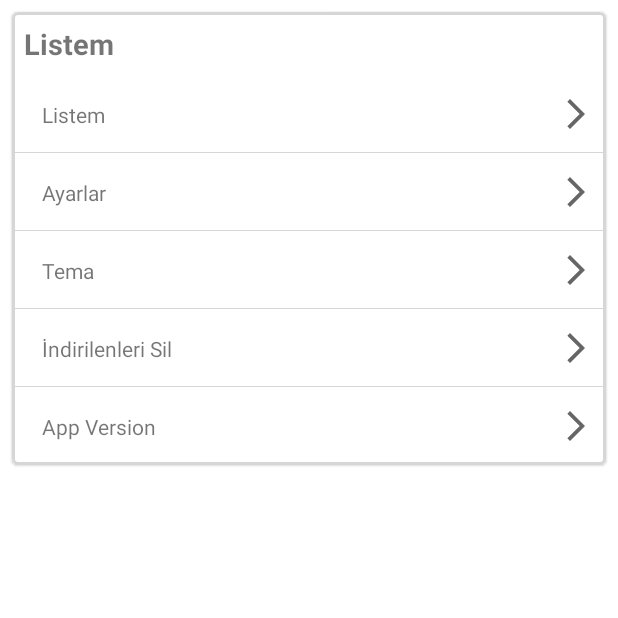
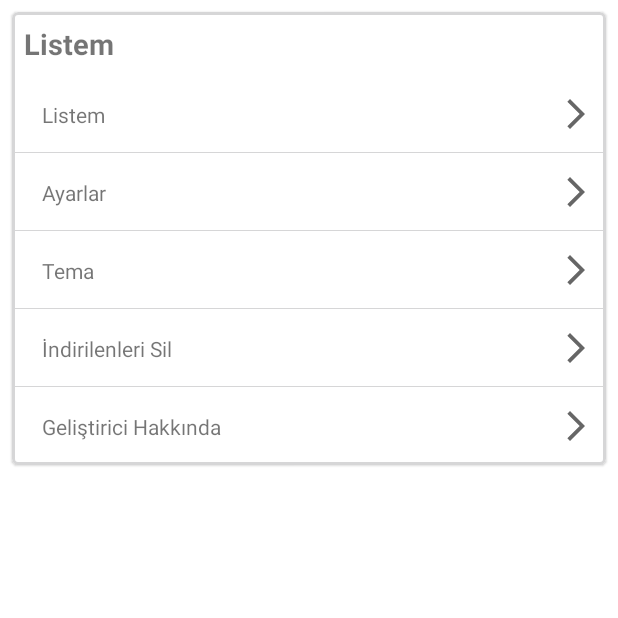
Before and after one commit to basarYargici/movie-hunt, an Android app: the OthersFragment screen opened through its navigation route, on a phone screen of 412 x 824 dp, the top half of it. Run offline under Robolectric (Android 15) with nearby library versions, the phone set to English and light mode, and no system bars; our stand-ins replace Dagger/Hilt's generated code, Shimmer, Timber, navigation-ui; network calls fail; 3 statements that could not run were skipped.

Commit message:
- Custom Chrome Tabs implemented for about section

```diff
--- a/app/build.gradle
+++ b/app/build.gradle
@@ -63,6 +63,7 @@ dependencies {
     implementation deps.TIMBER
     implementation deps.LIFECYCLE
     implementation deps.YOUTUBE_EXTRACTOR
+    implementation deps.CUSTOM_CHROME_TAB
     implementation deps.FIREBASE_ANALYTICS_KTX
     implementation deps.FIREBASE_STORAGE
     implementation platform(deps.FIREBASE_BOM)
--- a/app/src/main/java/com/basar/moviehunter/ui/others/OthersFragment.kt
+++ b/app/src/main/java/com/basar/moviehunter/ui/others/OthersFragment.kt
@@ -10,12 +10,13 @@ import com.basar.moviehunter.databinding.FragmentOthersBinding
 import com.basar.moviehunter.domain.uimodel.RowUI
 import com.basar.moviehunter.extension.observe
 import com.basar.moviehunter.ui.adapter.AdapterRow
+import com.basar.moviehunter.util.ConstantsHelper.WEBSITE_URL
 import com.basar.moviehunter.util.Receiver
 import dagger.hilt.android.AndroidEntryPoint
 
 @AndroidEntryPoint
 class OthersFragment : BaseFragment<FragmentOthersBinding>(), Receiver {
-    lateinit var rowAdapter: AdapterRow
+    private lateinit var rowAdapter: AdapterRow
     private val viewModel: OthersFragmentViewModel by viewModels()
 
     override fun inflateLayout(
@@ -43,13 +44,12 @@ class OthersFragment : BaseFragment<FragmentOthersBinding>(), Receiver {
                     resProvider.getString(R.string.delete_downloads) -> {
                         showToast(resProvider.getString(R.string.delete_downloads) + " clicked")
                     }
-                    resProvider.getString(R.string.app_version) -> {
-                        showToast(resProvider.getString(R.string.app_version) + " clicked")
+                    resProvider.getString(R.string.about) -> {
+                        openCustomTabWebpage(WEBSITE_URL)
                     }
                 }
             }
         }
-
 
         binding.rvItems.apply {
             adapter = rowAdapter
--- a/app/src/main/java/com/basar/moviehunter/ui/others/OthersFragmentViewModel.kt
+++ b/app/src/main/java/com/basar/moviehunter/ui/others/OthersFragmentViewModel.kt
@@ -33,7 +33,7 @@ class OthersFragmentViewModel @Inject constructor(
                 RowUI.TextRowUI("2", iconRes, resProvider.getString(R.string.settings)),
                 RowUI.TextRowUI("3", iconRes, resProvider.getString(R.string.theme)),
                 RowUI.TextRowUI("4", iconRes, resProvider.getString(R.string.delete_downloads)),
-                RowUI.TextRowUI("5", iconRes, resProvider.getString(R.string.app_version))
+                RowUI.TextRowUI("5", iconRes, resProvider.getString(R.string.about))
             )
             emit(rowList)
         }.onStart {
--- a/app/src/main/java/com/basar/moviehunter/util/ConstantsHelper.kt
+++ b/app/src/main/java/com/basar/moviehunter/util/ConstantsHelper.kt
@@ -6,4 +6,5 @@ object ConstantsHelper {
     const val FIREBASE_IMAGE_PATH = "image/"
     const val MB_SIZE = 1024 * 1024
     const val MAX_DOWNLOAD_SIZE = 5L * MB_SIZE
+    const val WEBSITE_URL = "https://basaryargici.netlify.app"
 }
--- a/app/src/main/res/values/strings.xml
+++ b/app/src/main/res/values/strings.xml
@@ -32,5 +32,5 @@
     <string name="settings">Ayarlar</string>
     <string name="theme">Tema</string>
     <string name="delete_downloads">İndirilenleri Sil</string>
-    <string name="app_version">App Version</string>
+    <string name="about">Geliştirici Hakkında</string>
 </resources>
--- a/versions.gradle
+++ b/versions.gradle
@@ -12,6 +12,7 @@ def versions = [
                 EXT              : "1.1.3",
                 LIFECYCLE        : "2.4.1",
                 SAFE_ARGS        : "2.4.2",
+                CUSTOM_CHROME_TAB: "1.4.0",
         ],
         MATERIAL              : "1.6.1",
         JUNIT                 : "4.13.2",
@@ -48,6 +49,7 @@ def deps = [
         EXT                      : "androidx.test.ext:${versions.Androidx.EXT}",
         LIFECYCLE                : "androidx.lifecycle:lifecycle-viewmodel-ktx:${versions.Androidx.LIFECYCLE}",
         SAFE_ARGS                : "androidx.navigation:navigation-safe-args-gradle-plugin:${versions.Androidx.SAFE_ARGS}",
+        CUSTOM_CHROME_TAB        : "androidx.browser:browser:${versions.Androidx.CUSTOM_CHROME_TAB}",
 
         JUNIT                    : "junit:junit:${versions.JUNIT}",
         MATERIAL                 : "com.google.android.material:material:${versions.MATERIAL}",
```
Also changed, not shown: app/src/main/java/com/basar/moviehunter/base/BaseFragment.kt (+17 -0 lines).
